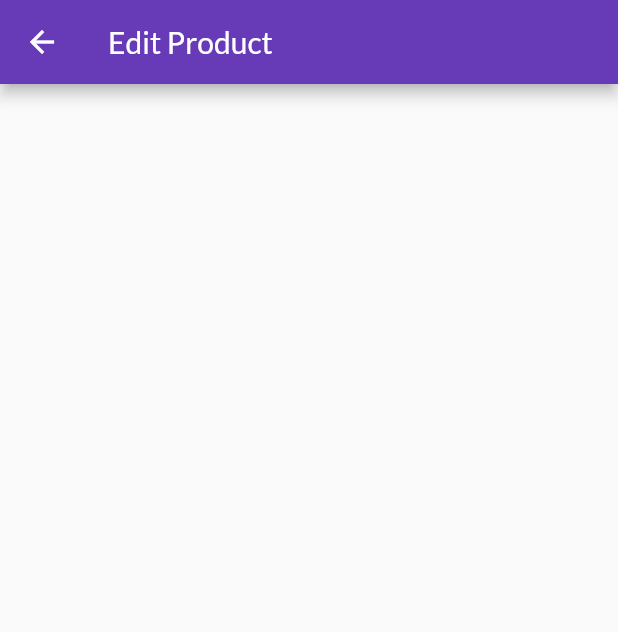
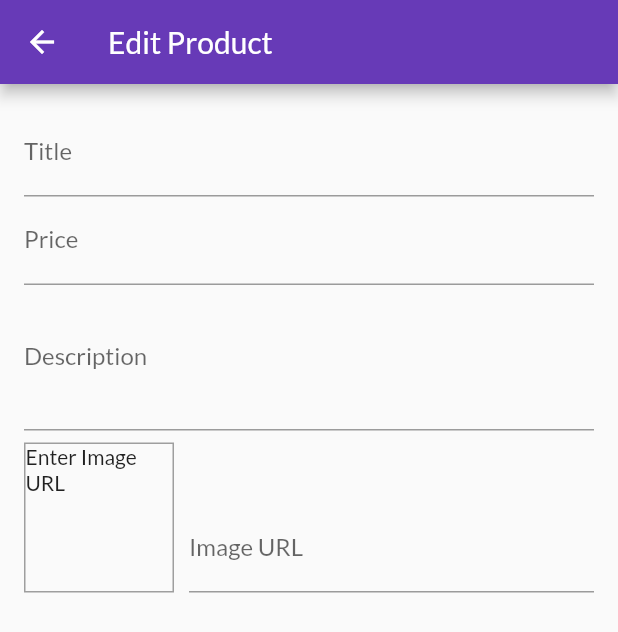
Before and after one commit to rajput-hemant/shop-app, a Flutter app: the EditProductScreen screen opened by its route, on a phone screen of 412 x 824 dp. Shown: the top 632 px of the screen. Run offline on Flutter 3.47's test engine with Material 2 defaults, Android fonts, the phone set to English and light mode, and no system bars; network calls fail.

Commit message:
added TextFormField in Form Widget as childrens of ListView to take input for Title, Price, Desciption & ImageURL of Product added initState & _updateImageUrl method to dynamically trigger the preview of Image when the ImageUrl TextFormField loses focus added dispose method to dispose all FocusNode & TextEditingController objects when screen is not presented/rendered anymore
Signed-off-by: rajput-hemant <hemant.rajput_cs20@gla.ac.in>

```diff
--- a/lib/screens/edit_product_screen.dart
+++ b/lib/screens/edit_product_screen.dart
@@ -9,6 +9,33 @@ class EditProductScreen extends StatefulWidget {
 }
 
 class _EditProductScreenState extends State<EditProductScreen> {
+  final _priceFocusNode = FocusNode();
+  final _descriptionFocusNode = FocusNode();
+  final _imageUrlFocusNode = FocusNode();
+  final _imageUrlController = TextEditingController();
+
+  @override
+  void initState() {
+    _imageUrlFocusNode.addListener(_updateImageUrl);
+    super.initState();
+  }
+
+  @override
+  void dispose() {
+    _imageUrlFocusNode.removeListener(_updateImageUrl);
+    _priceFocusNode.dispose();
+    _descriptionFocusNode.dispose();
+    _imageUrlFocusNode.dispose();
+    _imageUrlController.dispose();
+    super.dispose();
+  }
+
+  void _updateImageUrl() {
+    if (!_imageUrlFocusNode.hasFocus) {
+      setState(() {});
+    }
+  }
+
   @override
   Widget build(BuildContext context) {
     return Scaffold(
@@ -17,7 +44,59 @@ class _EditProductScreenState extends State<EditProductScreen> {
         padding: const EdgeInsets.all(16),
         child: Form(
           child: ListView(
-            children: const [],
+            children: [
+              TextFormField(
+                decoration: const InputDecoration(labelText: 'Title'),
+                textInputAction: TextInputAction.next,
+                onFieldSubmitted: (_) =>
+                    FocusScope.of(context).requestFocus(_priceFocusNode),
+              ),
+              TextFormField(
+                decoration: const InputDecoration(labelText: 'Price'),
+                keyboardType: TextInputType.number,
+                textInputAction: TextInputAction.next,
+                focusNode: _priceFocusNode,
+              ),
+              TextFormField(
+                decoration: const InputDecoration(labelText: 'Description'),
+                maxLines: 3,
+                focusNode: _descriptionFocusNode,
+                keyboardType: TextInputType.multiline,
+                onFieldSubmitted: (_) =>
+                    FocusScope.of(context).requestFocus(_descriptionFocusNode),
+              ),
+              Row(
+                crossAxisAlignment: CrossAxisAlignment.end,
+                children: [
+                  Container(
+                    height: 100,
+                    width: 100,
+                    margin: const EdgeInsets.only(top: 8, right: 10),
+                    decoration: BoxDecoration(
+                      border: Border.all(
+                        width: 1,
+                        color: Colors.grey,
+                      ),
+                    ),
+                    child: _imageUrlController.text.isEmpty
+                        ? const Text('Enter Image URL')
+                        : Image.network(
+                            _imageUrlController.text,
+                            fit: BoxFit.cover,
+                          ),
+                  ),
+                  Expanded(
+                    child: TextFormField(
+                      decoration: const InputDecoration(labelText: 'Image URL'),
+                      keyboardType: TextInputType.url,
+                      textInputAction: TextInputAction.done,
+                      controller: _imageUrlController,
+                      focusNode: _imageUrlFocusNode,
+                    ),
+                  ),
+                ],
+              ),
+            ],
           ),
         ),
       ),
```
